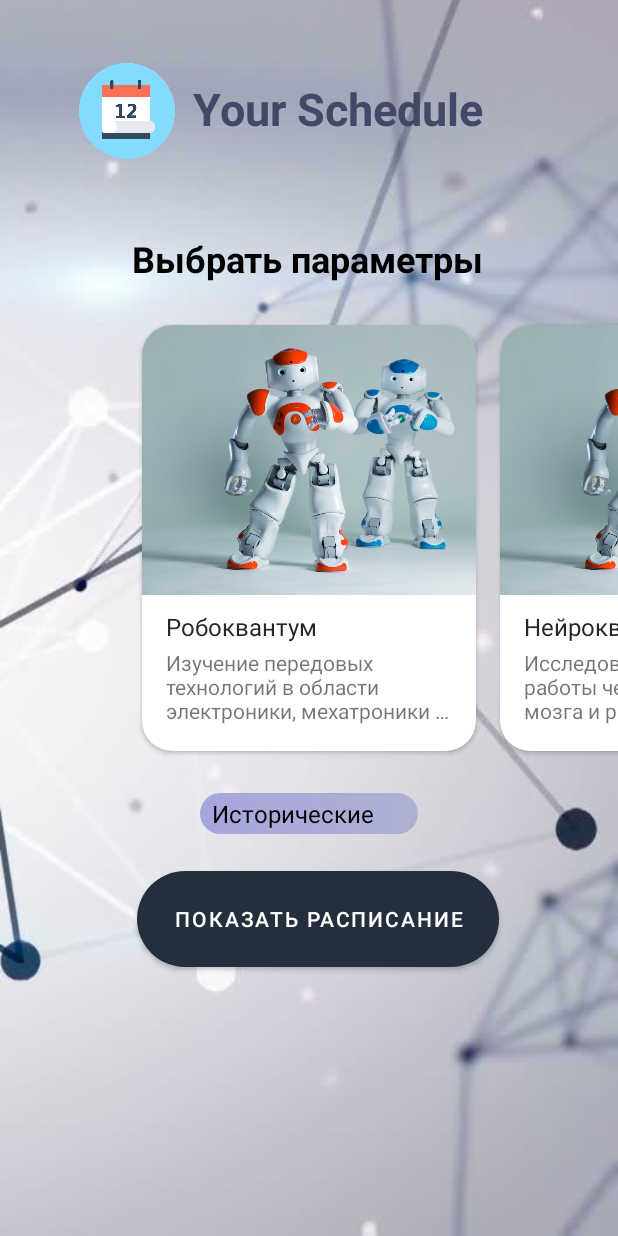
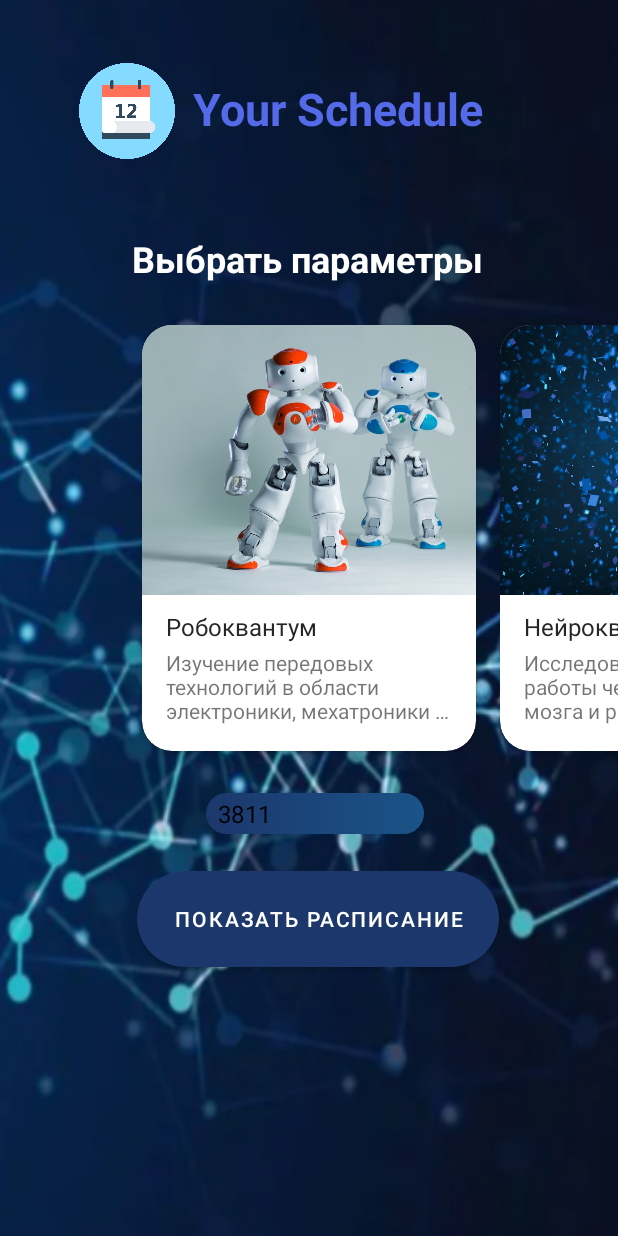
Before and after one commit to Kvantorium16/schedule, an Android app: the screen it shows after launch (MainActivity), on a phone screen of 412 x 824 dp. Run offline under Robolectric (Android 15) with nearby library versions, the light colour scheme and no system bars; Roboto replaces fonts that are not available here.

Commit message:
Interface: New background and card design changed. Add number group.

```diff
--- a/app/src/main/java/com/example/schedule/MainActivity.kt
+++ b/app/src/main/java/com/example/schedule/MainActivity.kt
@@ -48,23 +48,37 @@ class MainActivity : AppCompatActivity() {
         )
         (models as ArrayList<Model>).add(
                 Model(
-                        R.drawable.robot,
+                        R.drawable.neirokvant,
                         "Нейроквантум",
                         "Исследование механизмов работы человеческого мозга и разработка на их основе новых искуственных систем и человеко-машинных интерфейсов."
                 )
         )
         (models as ArrayList<Model>).add(
                 Model(
-                        R.drawable.robot,
-                        "Космоквантум!",
+                        R.drawable.cosmokvant,
+                        "Космоквантум",
                         "Изучение физико-математических основ космонавтики, электротехники, радиотехники, электроники и фотоники, конструирование малых искусственных спутников Земли."
                 )
         )
         (models as ArrayList<Model>).add(
                 Model(
-                        R.drawable.robot,
+                        R.drawable.airkvant,
                         "Аэроквантум",
                         "Для большинства людей квадрокоптер ― это игрушка, от которой фанатеют, как взрослые, так и дети. Но это не так и мы это докажем! "
+                )
+        )
+        (models as ArrayList<Model>).add(
+                Model(
+                        R.drawable.programkvant,
+                        "IT-квантум",
+                        "Углубленное изучение программирования, сетевых технологий. Освоение высокоуровневых языков программирования: C++, C#, Java, Arduino, Rasberry Pi и Интернет Вещей (IoT)."
+                )
+        )
+        (models as ArrayList<Model>).add(
+                Model(
+                        R.drawable.geokvant,
+                        "Геоквантум",
+                        "Работа с дистанционным зондированием Земли, обучение картографии и проектированию виртуальных карт местности."
                 )
         )
 
--- a/app/src/main/java/com/example/schedule/SecondActivity.kt
+++ b/app/src/main/java/com/example/schedule/SecondActivity.kt
@@ -6,6 +6,6 @@ import android.os.Bundle
 class SecondActivity : AppCompatActivity() {
     override fun onCreate(savedInstanceState: Bundle?) {
         super.onCreate(savedInstanceState)
-        setContentView(R.layout.activity_second)
+        setContentView(R.layout.second_layout)
     }
 }
--- a/app/src/main/res/drawable/custom_spinner.xml
+++ b/app/src/main/res/drawable/custom_spinner.xml
@@ -1,7 +1,7 @@
 <?xml version="1.0" encoding="utf-8"?>
 <shape xmlns:android="http://schemas.android.com/apk/res/android" android:shape="rectangle">
 
-    <gradient android:startColor="#a8a6de" android:endColor="#ADB1D1" android:type="linear"/>
+    <gradient android:startColor="#1C376C" android:endColor="#1A5488" android:type="linear"/>
     <!-- #a8a6de  252E3C-черный -->
     <corners android:radius="50dp"></corners>
 
--- a/app/src/main/res/layout/activity_main.xml
+++ b/app/src/main/res/layout/activity_main.xml
@@ -4,7 +4,7 @@
     xmlns:tools="http://schemas.android.com/tools"
     android:layout_width="match_parent"
     android:layout_height="match_parent"
-    android:background="@drawable/mainback"
+    android:background="@drawable/background"
     tools:context=".MainActivity">
 
     <RelativeLayout
@@ -34,7 +34,7 @@
         android:layout_marginTop="52dp"
         android:fontFamily="@font/aldrich"
         android:text="@string/logo_name"
-        android:textColor="#424867"
+        android:textColor="#546AE8"
         android:textSize="30sp"
         android:textStyle="bold"
         app:layout_constraintEnd_toEndOf="parent"
@@ -49,7 +49,7 @@
         android:layout_marginTop="392dp"
         android:background="@drawable/custom_button"
         android:text="@string/chose_btn_name"
-        app:backgroundTint="#252E3C"
+        app:backgroundTint="#1C376C"
         app:layout_constraintEnd_toEndOf="parent"
         app:layout_constraintHorizontal_bias="0.535"
         app:layout_constraintStart_toStartOf="parent"
@@ -59,6 +59,8 @@
         android:id="@+id/directions_spinner"
         android:layout_width="145dp"
         android:layout_height="27dp"
+        android:layout_marginStart="8dp"
+        android:layout_marginLeft="8dp"
         android:layout_marginTop="340dp"
         android:background="@drawable/custom_spinner"
         app:layout_constraintEnd_toEndOf="parent"
@@ -84,7 +86,7 @@
         android:layout_height="wrap_content"
         android:layout_marginTop="156dp"
         android:text="@string/chose_text_name"
-        android:textColor="#000000"
+        android:textColor="#FFFFFF"
         android:textSize="24sp"
         android:textStyle="bold"
         app:layout_constraintEnd_toEndOf="parent"
--- a/app/src/main/res/values/strings.xml
+++ b/app/src/main/res/values/strings.xml
@@ -24,14 +24,13 @@
     <string name="hitech_text">HI-TECH цех – лаборатория межквантового взаимодействия в рамках подготовки проектов. В лаборатории работает направление Промдизайн.</string>
 
 
-
     <string-array name="directions">
-        <item>Исторические</item>
-        <item>Информационное</item>
-        <item>Инженерное</item>
-        <item>Литературное</item>
-        <item>Дизайнерское</item>
-        <item>Гуманитарное</item>
+        <item>3811</item>
+        <item>121</item>
+        <item>201</item>
+        <item>202</item>
+        <item>122</item>
+        <item>204</item>
     </string-array>
     <item name="directions" type="id" />
 
```
Also changed, not shown: app/src/main/res/drawable/airkvant.jpg (added), app/src/main/res/drawable/background.png (added), app/src/main/res/drawable/cosmokvant.jpg (added), app/src/main/res/drawable/geokvant.jpg (added), app/src/main/res/drawable/neirokvant.jpg (added), app/src/main/res/drawable/programkvant.jpg (added).
